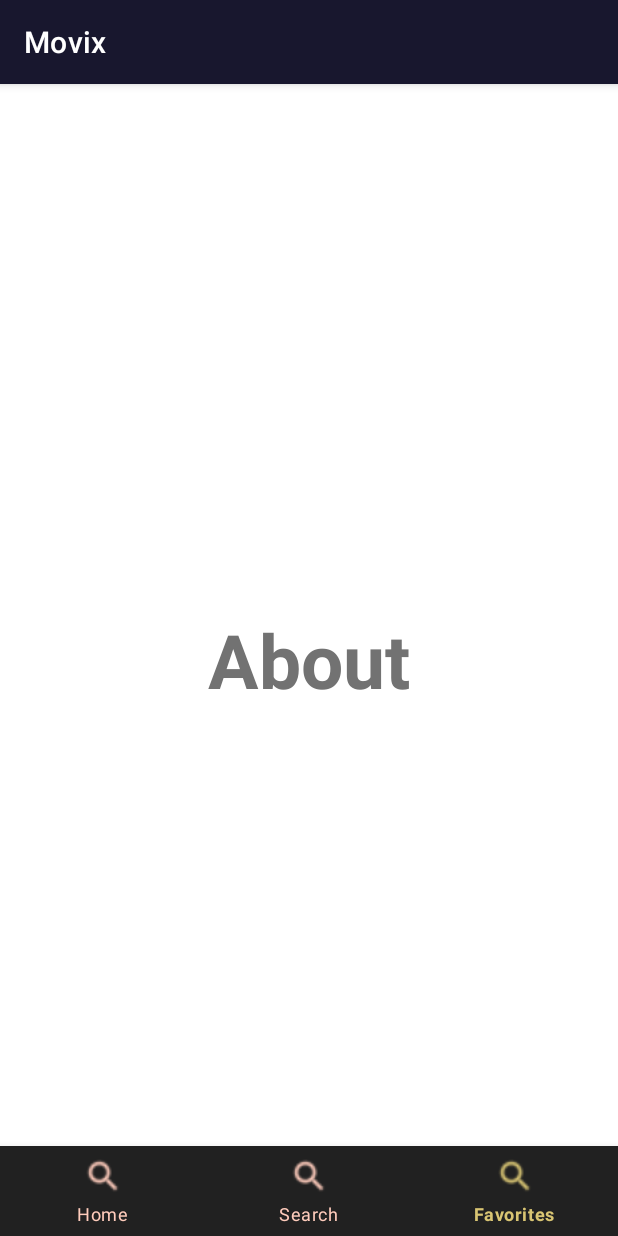
After one commit to ynyanchoka/Movix, an Android app: the FavoritesActivity screen opened directly, with no data from a screen before it, on a phone screen of 412 x 824 dp. The commit adds this screen. Run offline under Robolectric (Android 15) with nearby library versions, the phone set to English and light mode, and no system bars; Roboto replaces fonts that are not available here.

Commit message:
add bottom navbar

```diff
--- a/app/build.gradle
+++ b/app/build.gradle
@@ -73,6 +73,10 @@ dependencies {
     //picasso
     implementation 'com.squareup.picasso:picasso:2.71828'
 
+    //navbar
+    implementation 'com.google.android.material:material:1.0.0'
+
+
 
 
 
--- a/app/src/main/java/com/monari/movix/network/TMDBApi.java
+++ b/app/src/main/java/com/monari/movix/network/TMDBApi.java
@@ -32,7 +32,8 @@ public interface TMDBApi {
     );
     @GET ("movie/popular")
     Call<TMDBSearchMoviesResponse> getPopularMovies(
-            @Query("api_key") String api_key
+            @Query("api_key") String api_key,
+            @Query("page") Integer page
     );
 
 
--- /dev/null
+++ b/app/src/main/java/com/monari/movix/ui/FavoritesActivity.java
@@ -0,0 +1,50 @@
+package com.monari.movix.ui;
+
+import androidx.annotation.NonNull;
+import androidx.appcompat.app.AppCompatActivity;
+
+import android.content.Intent;
+import android.os.Bundle;
+import android.view.MenuItem;
+
+import com.google.android.material.bottomnavigation.BottomNavigationView;
+import com.monari.movix.MoviesActivity;
+import com.monari.movix.R;
+
+public class FavoritesActivity extends AppCompatActivity {
+
+    @Override
+    protected void onCreate(Bundle savedInstanceState) {
+        super.onCreate(savedInstanceState);
+        setContentView(R.layout.activity_favorites);
+
+
+        // Initialize and assign variable
+        BottomNavigationView bottomNavigationView=findViewById(R.id.bottom_navigation);
+
+        // Set Home selected
+        bottomNavigationView.setSelectedItemId(R.id.favorites);
+
+        // Perform item selected listener
+        bottomNavigationView.setOnNavigationItemSelectedListener(new BottomNavigationView.OnNavigationItemSelectedListener() {
+            @Override
+            public boolean onNavigationItemSelected(@NonNull MenuItem item) {
+
+                switch(item.getItemId())
+                {
+                    case R.id.search:
+                        startActivity(new Intent(getApplicationContext(), MoviesActivity.class));
+                        overridePendingTransition(0,0);
+                        return true;
+                    case R.id.favorites:
+                        return true;
+                    case R.id.home:
+                        startActivity(new Intent(getApplicationContext(),PopularMoviesActivity.class));
+                        overridePendingTransition(0,0);
+                        return true;
+                }
+                return false;
+            }
+        });
+    }
+}
--- /dev/null
+++ b/app/src/main/res/drawable/selector.xml
@@ -0,0 +1,11 @@
+<?xml version="1.0" encoding="utf-8"?>
+<selector xmlns:android="http://schemas.android.com/apk/res/android">
+
+    <item
+        android:state_selected="true"
+        android:color="@color/colorPrimaryDark"/>
+    <item
+        android:state_selected="false"
+        android:color="@color/colorPrimaryLight"/>
+
+</selector>
--- /dev/null
+++ b/app/src/main/res/layout/activity_favorites.xml
@@ -0,0 +1,29 @@
+<?xml version="1.0" encoding="utf-8"?>
+<RelativeLayout
+    xmlns:android="http://schemas.android.com/apk/res/android"
+    xmlns:app="http://schemas.android.com/apk/res-auto"
+    xmlns:tools="http://schemas.android.com/tools"
+    android:layout_width="match_parent"
+    android:layout_height="match_parent"
+    tools:context=".ui.FavoritesActivity">
+
+    <TextView
+        android:layout_width="wrap_content"
+        android:layout_height="wrap_content"
+        android:text="About"
+        android:textColor="@color/colorSecondaryText"
+        android:textSize="50sp"
+        android:textStyle="bold"
+        android:layout_centerInParent="true"/>
+
+    <com.google.android.material.bottomnavigation.BottomNavigationView
+        android:id="@+id/bottom_navigation"
+        android:layout_width="match_parent"
+        android:layout_height="60dp"
+        android:layout_alignParentBottom="true"
+        app:itemBackground="@color/colorPrimaryText"
+        app:itemIconTint="@drawable/selector"
+        app:itemTextColor="@drawable/selector"
+        app:menu="@menu/menu_navigation" />
+
+</RelativeLayout>
--- /dev/null
+++ b/app/src/main/res/menu/menu_navigation.xml
@@ -0,0 +1,18 @@
+<?xml version="1.0" encoding="utf-8"?>
+<menu xmlns:android="http://schemas.android.com/apk/res/android">
+
+    <item
+        android:id="@+id/home"
+        android:title="Home"
+        android:icon="@drawable/baseline_search_white_18dp"/>
+    <item
+        android:id="@+id/search"
+        android:title="Search"
+        android:icon="@drawable/baseline_search_white_18dp"/>
+
+    <item
+        android:id="@+id/favorites"
+        android:title="Favorites"
+        android:icon="@drawable/baseline_search_white_18dp"/>
+
+</menu>
```
Also changed, not shown: app/src/main/AndroidManifest.xml (+10 -8 lines), app/src/main/java/com/monari/movix/Adapters/PopularMoviesAdapter.java (added, +82 -0 lines), app/src/main/java/com/monari/movix/MoviesActivity.java (+34 -0 lines), app/src/main/java/com/monari/movix/ui/PopularMoviesActivity.java (added, +138 -0 lines), app/src/main/res/layout/activity_movies.xml (+11 -5 lines), app/src/main/res/layout/activity_popular_movies.xml (added, +46 -0 lines), app/src/main/res/layout/movies_list_item.xml (+12 -22 lines), app/src/main/res/layout/popular_list_item.xml (renamed from app/src/main/res/layout/activity_popularmovies.xml, +27 -29 lines), app/src/main/res/drawable/baseline_search_white_18dp.png (added).
